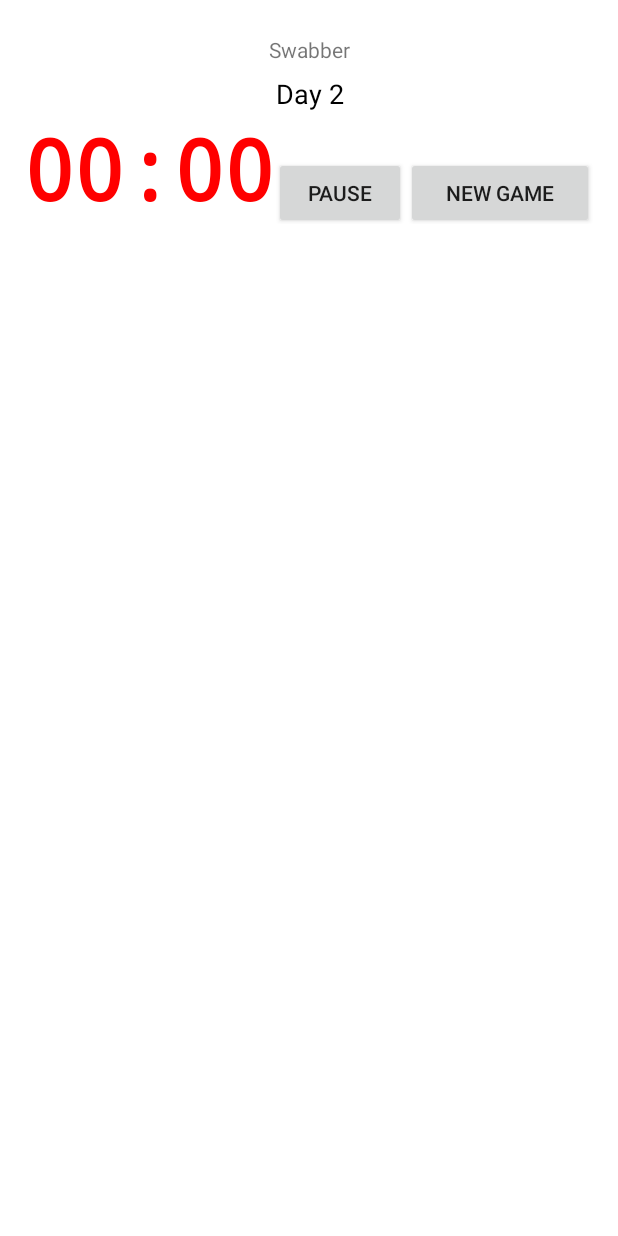
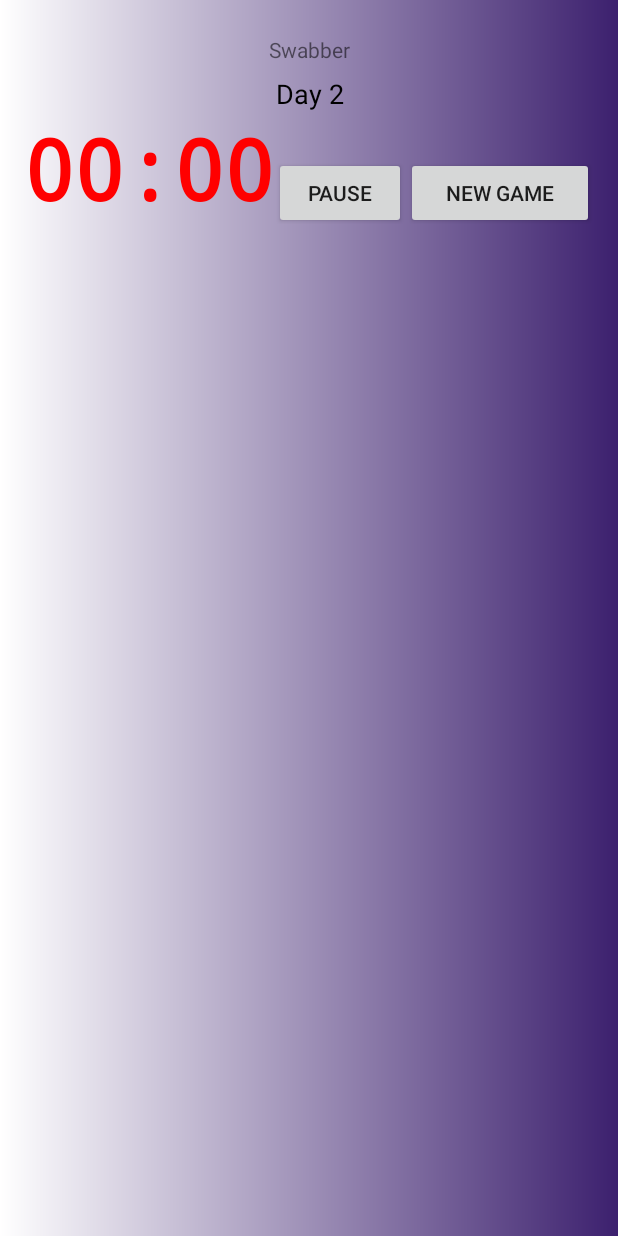
Before and after one commit to kobishiran/Swabber, an Android app: the GameActivity screen opened directly, with no data from a screen before it, on a phone screen of 412 x 824 dp. Run offline under Robolectric (Android 15) with nearby library versions, the phone set to English and light mode, and no system bars; Roboto replaces fonts that are not available here; 22 statements that could not run were skipped.

Commit message:
Change background

```diff
--- a/app/src/main/res/drawable/game_background_day.xml
+++ b/app/src/main/res/drawable/game_background_day.xml
@@ -3,6 +3,6 @@
     <gradient
             android:angle="0"
             android:startColor="@color/white"
-            android:endColor="@color/white"
+            android:endColor="@color/purple"
             android:type="linear"/>
 </shape>
```
